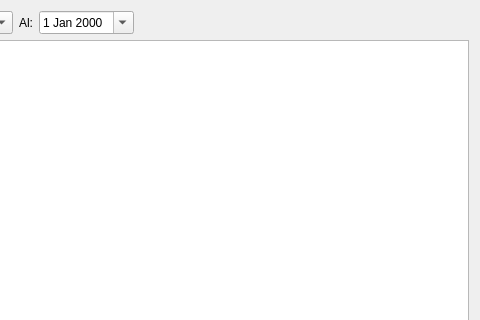
The window that hlotti.ui (fblabs/hamlet-mod-sancon) describes before a commit, drawn with Qt 5; both pictures show x 752 to 1232 and y 0 to 320 of the 1232 by 664 pixel window.
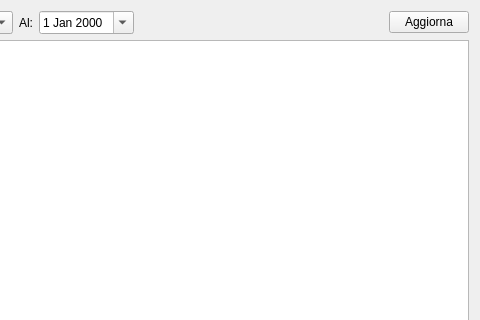
The same window after the commit. Icons and pictures are not drawn.

Commit message: 2.2.5 -HLotti and HNewOpeation modality changed as per client's request andd added refresh button in HLotti.

The edit to the form file:
```diff
--- a/hlotti.ui
+++ b/hlotti.ui
@@ -176,6 +176,17 @@
            </item>
           </layout>
          </item>
+         <item>
+          <widget class="QPushButton" name="pbRefresh">
+           <property name="text">
+            <string>Aggiorna</string>
+           </property>
+           <property name="icon">
+            <iconset resource="icons.qrc">
+             <normaloff>:/Resources/Counterclockwise-arrow64.png</normaloff>:/Resources/Counterclockwise-arrow64.png</iconset>
+           </property>
+          </widget>
+         </item>
         </layout>
        </item>
        <item>
```
Left out of the diff: 2 changed lines with no effect on the pictures. The commit also changes 14 other files.
